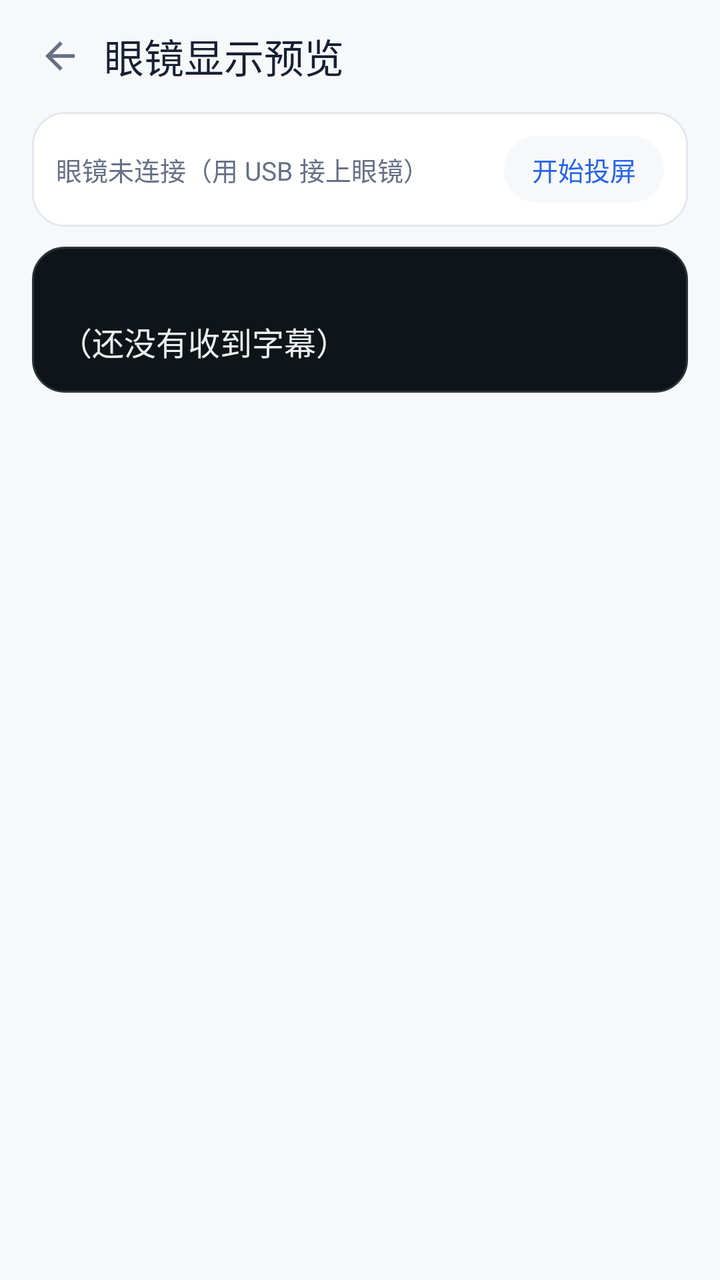
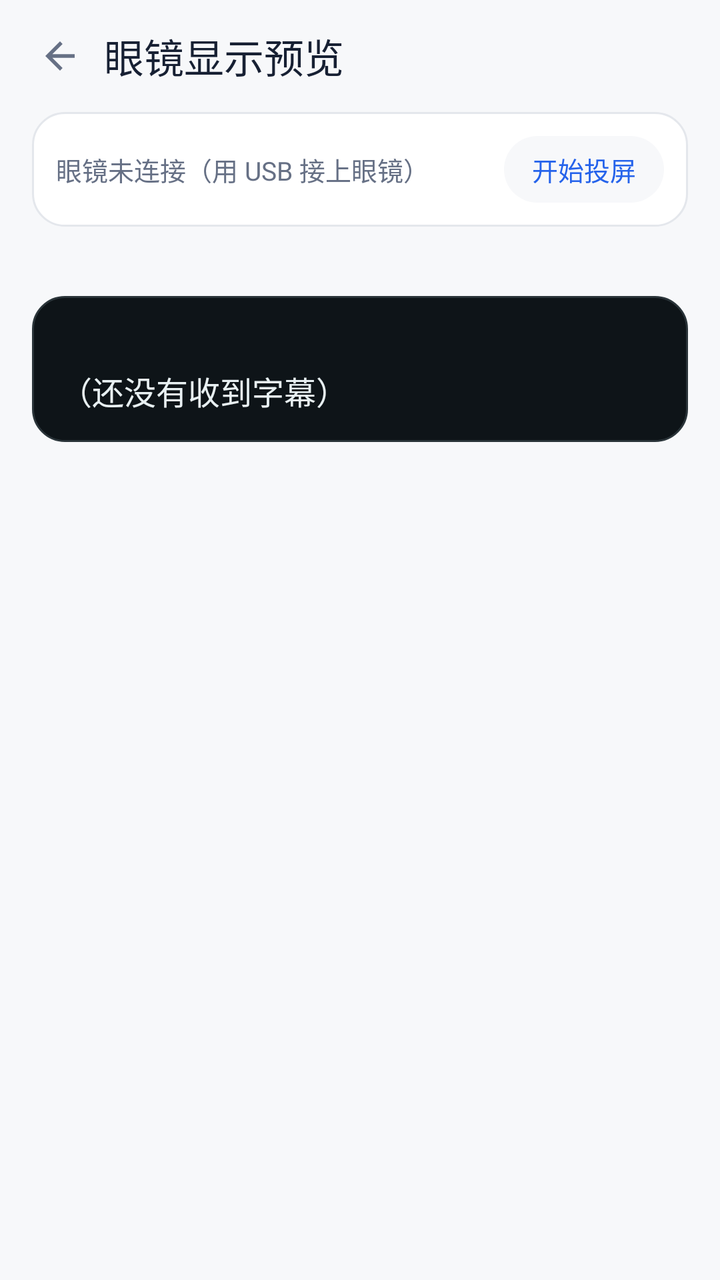

Screens rendered from an Android XML layout before and after an edit, with the pre-edit source and the edit as a unified diff.
<!-- AndroidManifest.xml: application theme AppTheme -->
<!-- res/layout/overlay_glasses.xml -->
<?xml version="1.0" encoding="utf-8"?>
<LinearLayout xmlns:android="http://schemas.android.com/apk/res/android"
    android:layout_width="match_parent"
    android:layout_height="match_parent"
    android:background="@color/page"
    android:orientation="vertical">

    <LinearLayout
        android:layout_width="match_parent"
        android:layout_height="56dp"
        android:gravity="center_vertical"
        android:orientation="horizontal"
        android:paddingStart="8dp"
        android:paddingEnd="16dp">

        <ImageView
            android:id="@+id/glassesBack"
            android:layout_width="44dp"
            android:layout_height="44dp"
            android:background="@drawable/tap_icon_bare"
            android:clickable="true"
            android:contentDescription="@string/back"
            android:focusable="true"
            android:padding="11dp"
            android:src="@drawable/ic_back" />

        <TextView
            android:layout_width="0dp"
            android:layout_height="wrap_content"
            android:layout_weight="1"
            android:fontFamily="sans-serif-medium"
            android:text="@string/glasses_preview_title"
            android:textColor="@color/ink"
            android:textSize="20sp" />
    </LinearLayout>

    
    <LinearLayout
        android:layout_width="match_parent"
        android:layout_height="wrap_content"
        android:layout_marginStart="16dp"
        android:layout_marginEnd="16dp"
        android:layout_marginBottom="10dp"
        android:background="@drawable/bg_card"
        android:gravity="center_vertical"
        android:orientation="horizontal"
        android:padding="12dp">

        <TextView
            android:id="@+id/glassesRealStatus"
            android:layout_width="0dp"
            android:layout_height="wrap_content"
            android:layout_weight="1"
            android:text="@string/glasses_real_idle"
            android:textColor="@color/ink_soft"
            android:textSize="13sp" />

        <TextView
            android:id="@+id/glassesRealToggle"
            android:layout_width="wrap_content"
            android:layout_height="wrap_content"
            android:background="@drawable/tap_pill"
            android:clickable="true"
            android:focusable="true"
            android:paddingStart="14dp"
            android:paddingTop="7dp"
            android:paddingEnd="14dp"
            android:paddingBottom="7dp"
            android:text="@string/glasses_real_cast"
            android:textColor="@color/brand"
            android:textSize="13sp" />
    </LinearLayout>

    <LinearLayout
        android:layout_width="match_parent"
        android:layout_height="wrap_content"
        android:layout_marginStart="16dp"
        android:layout_marginEnd="16dp"
        android:background="@drawable/panel_bg"
        android:orientation="vertical"
        android:padding="14dp">

        <TextView
            android:id="@+id/glassesBadge"
            android:layout_width="wrap_content"
            android:layout_height="wrap_content"
            android:layout_marginBottom="8dp"
            android:letterSpacing="0.08"
            android:textColor="@color/screen_ink_dim"
            android:textSize="10sp" />

        <TextView
            android:id="@+id/glassesPanel"
            android:layout_width="match_parent"
            android:layout_height="wrap_content"
            android:fontFamily="monospace"
            android:lineSpacingExtra="6dp"
            android:text="@string/glasses_preview_empty"
            android:textColor="@color/screen_ink"
            android:textSize="16sp" />
    </LinearLayout>

    <TextView
        android:id="@+id/glassesCaption"
        android:layout_width="match_parent"
        android:layout_height="wrap_content"
        android:layout_marginStart="16dp"
        android:layout_marginTop="10dp"
        android:layout_marginEnd="16dp"
        android:textColor="@color/ink_faint"
        android:textSize="12sp" />
</LinearLayout>
<!-- resources referenced by this layout -->
<resources>
  <color name="brand">#2563EB</color>
  <color name="ink">#172033</color>
  <color name="ink_faint">#98A2B3</color>
  <color name="ink_soft">#667085</color>
  <color name="page">#F7F8FA</color>
  <color name="screen_ink">#E8F0F2</color>
  <color name="screen_ink_dim">#7C8B93</color>
  <!-- drawable bg_card (drawable) -->
  <?xml version="1.0" encoding="utf-8"?>
  <shape xmlns:android="http://schemas.android.com/apk/res/android" android:shape="rectangle">
      <solid android:color="@color/surface" />
      <stroke android:width="1dp" android:color="@color/line" />
      <corners android:radius="16dp" />
  </shape>
  <!-- drawable ic_back (drawable) -->
  <?xml version="1.0" encoding="utf-8"?>
  <vector xmlns:android="http://schemas.android.com/apk/res/android"
      android:width="22dp" android:height="22dp"
      android:viewportWidth="24" android:viewportHeight="24">
      <path android:fillColor="@color/ink_soft"
          android:pathData="M20,11H7.83l5.59,-5.59L12,4l-8,8 8,8 1.41,-1.41L7.83,13H20v-2z" />
  </vector>
  <!-- drawable panel_bg (drawable) -->
  <?xml version="1.0" encoding="utf-8"?>
  <shape xmlns:android="http://schemas.android.com/apk/res/android" android:shape="rectangle">
      <solid android:color="@color/screen" />
      <stroke android:width="1dp" android:color="@color/screen_line" />
      <corners android:radius="16dp" />
  </shape>
  <!-- drawable tap_icon_bare (drawable) -->
  <?xml version="1.0" encoding="utf-8"?>
  <ripple xmlns:android="http://schemas.android.com/apk/res/android"
      android:color="@color/ripple_light">
      <item>
          <shape android:shape="oval">
              <solid android:color="#00000000" />
          </shape>
      </item>
  </ripple>
  <!-- drawable tap_pill (drawable) -->
  <?xml version="1.0" encoding="utf-8"?>
  <ripple xmlns:android="http://schemas.android.com/apk/res/android"
      android:color="@color/ripple_light">
      <item android:drawable="@drawable/bg_pill" />
  </ripple>
  <string name="back">返回</string>
  <string name="glasses_preview_empty">（还没有收到字幕）</string>
  <string name="glasses_preview_title">眼镜显示预览</string>
  <string name="glasses_real_cast">开始投屏</string>
  <string name="glasses_real_idle">眼镜未连接（用 USB 接上眼镜）</string>
  <style name="AppTheme" parent="@android:style/Theme.Material.Light.NoActionBar">
          <item name="android:windowBackground">@color/page</item>
          <item name="android:statusBarColor">@color/page</item>
          <item name="android:windowLightStatusBar">true</item>
          <item name="android:navigationBarColor">@color/page</item>
          <item name="android:colorAccent">@color/brand</item>
      </style>
  <color name="surface">#FFFFFF</color>
  <color name="line">#E4E7EC</color>
  <color name="screen">#0E1418</color>
  <color name="screen_line">#2A3439</color>
  <color name="ripple_light">#14000000</color>
  <!-- drawable bg_pill (drawable) -->
  <?xml version="1.0" encoding="utf-8"?>
  <shape xmlns:android="http://schemas.android.com/apk/res/android" android:shape="rectangle">
      <solid android:color="@color/page" />
      <corners android:radius="22dp" />
  </shape>
</resources>

<!-- the commit's change to res/layout/overlay_glasses.xml (unified diff, before → after) -->
@@ -25,6 +25,7 @@
             android:src="@drawable/ic_back" />
 
         <TextView
+            android:id="@+id/glassesTitle"
             android:layout_width="0dp"
             android:layout_height="wrap_content"
             android:layout_weight="1"
@@ -71,6 +72,18 @@
             android:textSize="13sp" />
     </LinearLayout>
 
+    
+    <TextView
+        android:id="@+id/glassesRealDiag"
+        android:layout_width="match_parent"
+        android:layout_height="wrap_content"
+        android:layout_marginStart="16dp"
+        android:layout_marginEnd="16dp"
+        android:layout_marginBottom="10dp"
+        android:fontFamily="monospace"
+        android:textColor="@color/ink_soft"
+        android:textSize="11sp" />
+
     <LinearLayout
         android:layout_width="match_parent"
         android:layout_height="wrap_content"
